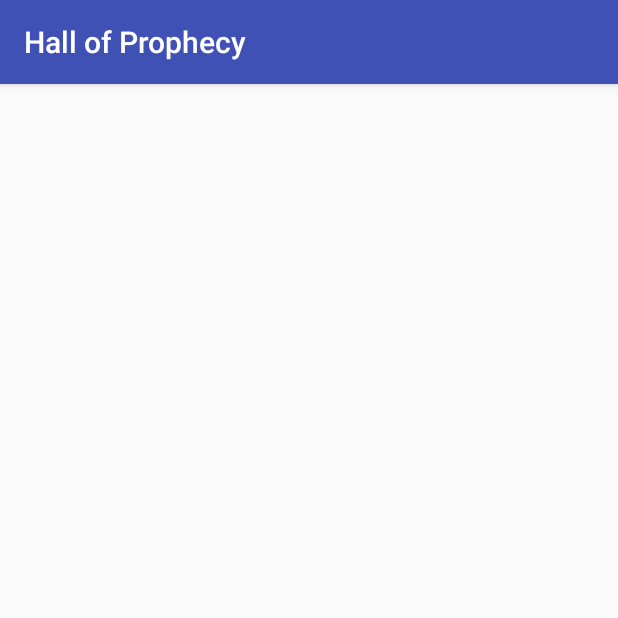
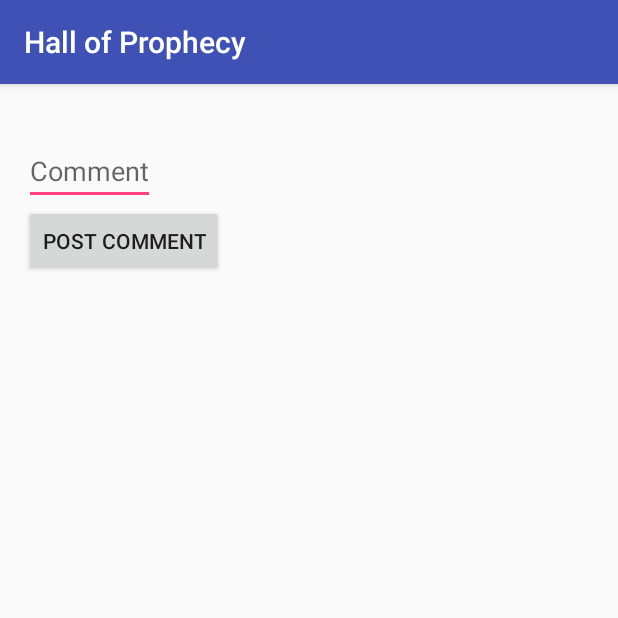
Before and after one commit to timujin/Hall-of-Prophecy-client, an Android app: the ViewPrediction screen opened directly, with no data from a screen before it, after a tap on "VIEW COMMENTS", on a phone screen of 412 x 824 dp, the top half of it. Run offline under Robolectric (Android 15) with nearby library versions, the phone set to English and light mode, and no system bars; libraries missing offline, so code that uses them is left out: com.loopj.android, com.twitter.sdk, cz.msebera.android; 4 statements that could not run were skipped.

Commit message:
Can post now

```diff
--- a/app/src/main/AndroidManifest.xml
+++ b/app/src/main/AndroidManifest.xml
@@ -39,7 +39,8 @@
             android:label="@string/title_activity_user_profile"
             android:theme="@style/AppTheme.NoActionBar" />
         <activity android:name=".Activities.ViewWagers" />
-        <activity android:name=".Activities.ViewComments"></activity>
+        <activity android:name=".Activities.ViewComments" />
+        <activity android:name=".Activities.MakeWager"></activity>
     </application>
 
 </manifest>
--- a/app/src/main/java/com/example/artemsinyakov/hallofprophecy/Activities/ViewPrediction.java
+++ b/app/src/main/java/com/example/artemsinyakov/hallofprophecy/Activities/ViewPrediction.java
@@ -122,6 +122,7 @@ public class ViewPrediction extends AppCompatActivity {
                 intent.putExtra("text", predictionText);
                 intent.putExtra("names", wagerNames);
                 intent.putExtra("values", wagerValues);
+                intent.putExtra("url", url);
                 startActivity(intent);
             }
         });
@@ -132,6 +133,7 @@ public class ViewPrediction extends AppCompatActivity {
                 intent.putExtra("text", predictionText);
                 intent.putExtra("names", commentNames);
                 intent.putExtra("texts", commentTexts);
+                intent.putExtra("url", url);
                 startActivity(intent);
             }
         });
--- a/app/src/main/res/layout/activity_view_comments.xml
+++ b/app/src/main/res/layout/activity_view_comments.xml
@@ -24,4 +24,20 @@
         android:layout_width="match_parent"
         android:layout_height="wrap_content"
         android:layout_below="@id/prediction_text"/>
+
+
+    <EditText android:id="@+id/comment_text"
+        android:layout_width="wrap_content"
+        android:layout_height="wrap_content"
+        android:layout_below="@id/comments_list"
+        android:hint="Comment" />
+
+
+    <Button
+        android:id="@+id/comment_post"
+        android:layout_width="wrap_content"
+        android:layout_height="wrap_content"
+        android:layout_below="@id/comment_text"
+        android:text="Post comment"/>
+
 </RelativeLayout>
```
Also changed, not shown: app/src/main/java/com/example/artemsinyakov/hallofprophecy/Activities/MakeWager.java (added, +15 -0 lines), app/src/main/java/com/example/artemsinyakov/hallofprophecy/Activities/ViewComments.java (+52 -0 lines), app/src/main/java/com/example/artemsinyakov/hallofprophecy/Activities/ViewWagers.java (+61 -1 lines), app/src/main/res/layout/activity_make_wager.xml (added, +12 -0 lines), app/src/main/res/layout/activity_view_wagers.xml (+18 -0 lines).
